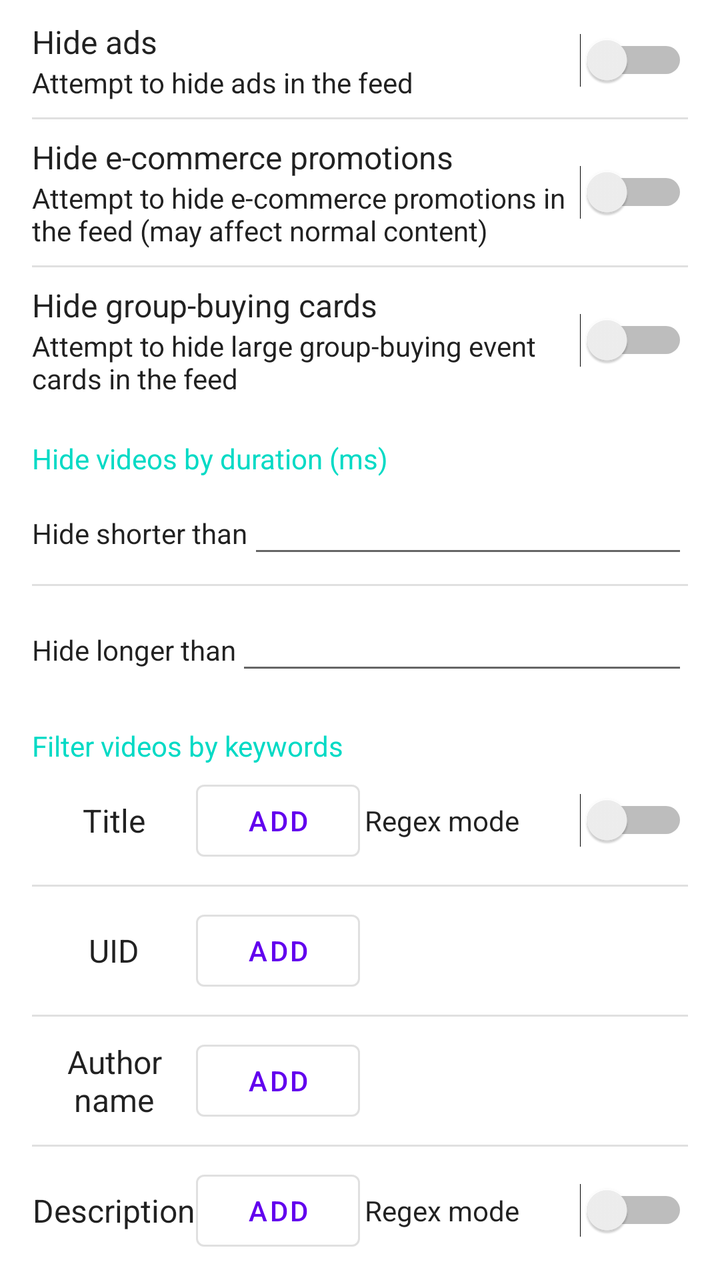
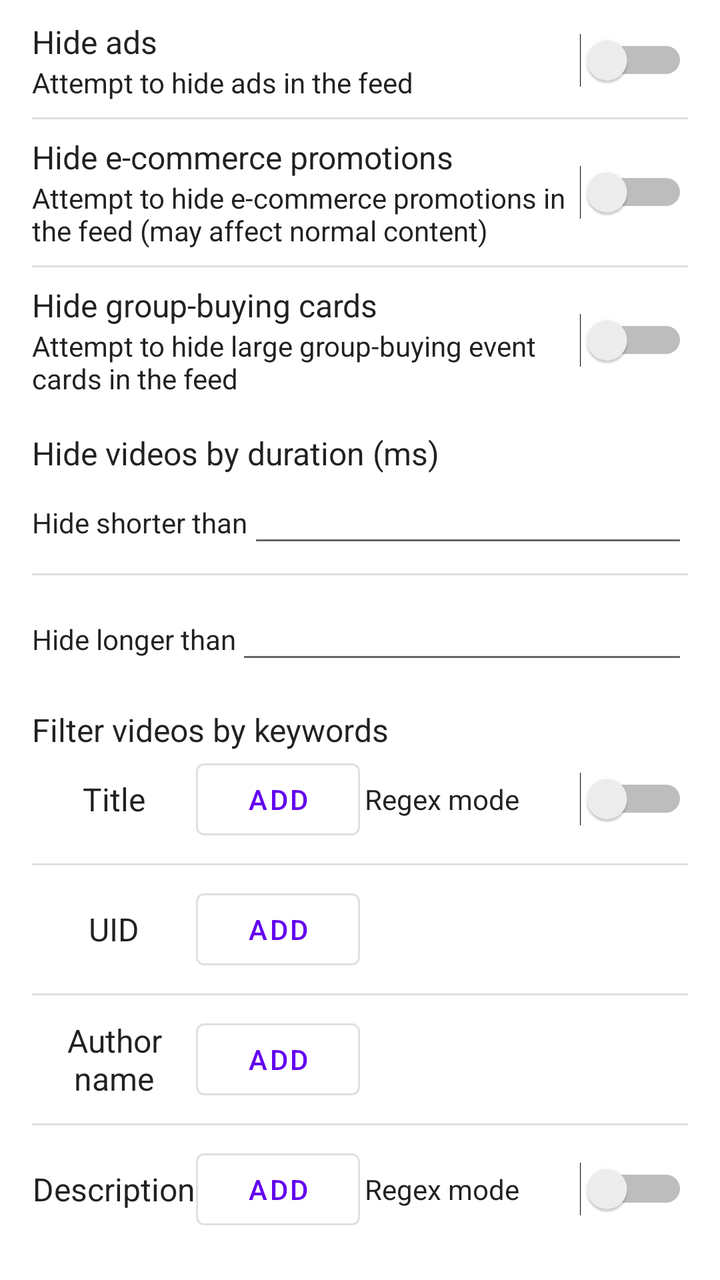

An Android layout rendered at two revisions. The XML below is the earlier revision; the diff shows what the commit changed to produce the second picture.
<!-- AndroidManifest.xml: application theme Theme.DouyinEnhancer -->
<!-- res/layout/recommended_feed_filter_dialog.xml -->
<?xml version="1.0" encoding="utf-8"?>
<ScrollView xmlns:android="http://schemas.android.com/apk/res/android"
    android:layout_width="match_parent"
    android:layout_height="match_parent">

    <LinearLayout
        android:layout_width="match_parent"
        android:layout_height="wrap_content"
        android:orientation="vertical"
        android:paddingStart="16dp"
        android:paddingEnd="16dp"
        android:paddingTop="10dp"
        android:paddingBottom="10dp">

        <LinearLayout
            android:layout_width="match_parent"
            android:layout_height="wrap_content"
            android:orientation="horizontal"
            android:background="?android:attr/selectableItemBackground"
            android:gravity="center_vertical">

            <LinearLayout
                android:layout_width="0dp"
                android:layout_height="wrap_content"
                android:layout_weight="1"
                android:orientation="vertical">

                <TextView
                    android:layout_width="match_parent"
                    android:layout_height="wrap_content"
                    android:text="@string/recommended_feed_filter_hide_ad_title"
                    android:textAppearance="?android:attr/textAppearanceListItem" />

                <TextView
                    android:layout_width="match_parent"
                    android:layout_height="wrap_content"
                    android:text="@string/recommended_feed_filter_hide_ad_summary"
                    android:textAppearance="?android:attr/textAppearanceListItemSecondary" />
            </LinearLayout>

            <Switch
                android:id="@+id/switch_hide_ad"
                android:layout_width="wrap_content"
                android:layout_height="wrap_content" />
        </LinearLayout>

        <View
            android:layout_width="match_parent"
            android:layout_height="1dp"
            android:layout_marginTop="8dp"
            android:layout_marginBottom="8dp"
            android:background="?android:attr/listDivider" />

        <LinearLayout
            android:layout_width="match_parent"
            android:layout_height="wrap_content"
            android:orientation="horizontal"
            android:background="?android:attr/selectableItemBackground"
            android:gravity="center_vertical">

            <LinearLayout
                android:layout_width="0dp"
                android:layout_height="wrap_content"
                android:layout_weight="1"
                android:orientation="vertical">

                <TextView
                    android:layout_width="match_parent"
                    android:layout_height="wrap_content"
                    android:text="@string/recommended_feed_filter_hide_ecom_aweme_title"
                    android:textAppearance="?android:attr/textAppearanceListItem" />

                <TextView
                    android:layout_width="match_parent"
                    android:layout_height="wrap_content"
                    android:text="@string/recommended_feed_filter_hide_ecom_aweme_summary"
                    android:textAppearance="?android:attr/textAppearanceListItemSecondary" />
            </LinearLayout>

            <Switch
                android:id="@+id/switch_hide_ecom_aweme"
                android:layout_width="wrap_content"
                android:layout_height="wrap_content" />
        </LinearLayout>

        <View
            android:layout_width="match_parent"
            android:layout_height="1dp"
            android:layout_marginTop="8dp"
            android:layout_marginBottom="8dp"
            android:background="?android:attr/listDivider" />

        <LinearLayout
            android:layout_width="match_parent"
            android:layout_height="wrap_content"
            android:orientation="horizontal"
            android:background="?android:attr/selectableItemBackground"
            android:gravity="center_vertical">

            <LinearLayout
                android:layout_width="0dp"
                android:layout_height="wrap_content"
                android:layout_weight="1"
                android:orientation="vertical">

                <TextView
                    android:layout_width="match_parent"
                    android:layout_height="wrap_content"
                    android:text="@string/recommended_feed_filter_hide_groupon_large_card_title"
                    android:textAppearance="?android:attr/textAppearanceListItem" />

                <TextView
                    android:layout_width="match_parent"
                    android:layout_height="wrap_content"
                    android:text="@string/recommended_feed_filter_hide_groupon_large_card_summary"
                    android:textAppearance="?android:attr/textAppearanceListItemSecondary" />
            </LinearLayout>

            <Switch
                android:id="@+id/switch_hide_groupon_large_card"
                android:layout_width="wrap_content"
                android:layout_height="wrap_content" />
        </LinearLayout>

        <View
            android:layout_width="match_parent"
            android:layout_height="1dp"
            android:layout_marginTop="8dp"
            android:layout_marginBottom="8dp" />

        <TextView
            android:layout_width="match_parent"
            android:layout_height="wrap_content"
            android:text="@string/recommended_feed_filter_hide_by_duration_title"
            android:textAppearance="?android:attr/textAppearanceListItemSecondary"
            android:textColor="?attr/colorAccent"
            android:paddingTop="4dp"
            android:paddingBottom="4dp" />

        <LinearLayout
            android:layout_width="match_parent"
            android:layout_height="match_parent"
            android:orientation="horizontal"
            android:background="?android:attr/selectableItemBackground">

            <TextView
                android:layout_width="wrap_content"
                android:layout_height="wrap_content"
                android:text="@string/recommended_feed_filter_hide_by_short_duration"
                android:textAppearance="?android:attr/textAppearanceListItemSecondary" />

            <EditText
                android:id="@+id/edit_short_duration"
                android:layout_width="match_parent"
                android:layout_height="wrap_content"
                android:inputType="number" />
        </LinearLayout>

        <View
            android:layout_width="match_parent"
            android:layout_height="1dp"
            android:layout_marginTop="8dp"
            android:layout_marginBottom="8dp"
            android:background="?android:attr/listDivider" />

        <LinearLayout
            android:layout_width="match_parent"
            android:layout_height="match_parent"
            android:orientation="horizontal"
            android:background="?android:attr/selectableItemBackground">

            <TextView
                android:layout_width="wrap_content"
                android:layout_height="wrap_content"
                android:text="@string/recommended_feed_filter_hide_by_long_duration"
                android:textAppearance="?android:attr/textAppearanceListItemSecondary" />

            <EditText
                android:id="@+id/edit_long_duration"
                android:layout_width="match_parent"
                android:layout_height="wrap_content"
                android:inputType="number" />
        </LinearLayout>

        <View
            android:layout_width="match_parent"
            android:layout_height="1dp"
            android:layout_marginTop="8dp"
            android:layout_marginBottom="8dp" />

        <TextView
            android:layout_width="match_parent"
            android:layout_height="wrap_content"
            android:text="@string/recommended_feed_filter_keywords_title"
            android:textAppearance="?android:attr/textAppearanceListItemSecondary"
            android:textColor="?attr/colorAccent"
            android:paddingTop="4dp"
            android:paddingBottom="4dp" />

        <LinearLayout
            android:layout_width="match_parent"
            android:layout_height="wrap_content"
            android:orientation="vertical">

            <LinearLayout
                android:layout_width="match_parent"
                android:layout_height="wrap_content"
                android:orientation="horizontal"
                android:gravity="center_vertical"
                android:background="?android:attr/selectableItemBackground">

                <TextView
                    android:layout_width="0dp"
                    android:layout_height="wrap_content"
                    android:layout_weight="1"
                    android:gravity="center"
                    android:text="@string/recommended_feed_filter_group_title"
                    android:textAppearance="?android:attr/textAppearanceListItem" />

                <Button
                    android:id="@+id/btn_add_title"
                    android:layout_width="0dp"
                    android:layout_height="wrap_content"
                    android:layout_weight="1"
                    android:text="@string/add"
                    style="?attr/materialButtonOutlinedStyle" />

                <TextView
                    android:layout_width="0dp"
                    android:layout_height="wrap_content"
                    android:layout_weight="1"
                    android:gravity="center"
                    android:text="@string/regex_mode"
                    android:textAppearance="?android:attr/textAppearanceListItemSecondary" />

                <Switch
                    android:id="@+id/switch_title_regex"
                    android:layout_width="0dp"
                    android:layout_height="wrap_content"
                    android:layout_weight="1"
                    android:gravity="center" />
            </LinearLayout>

            <LinearLayout
                android:id="@+id/group_aweme_title"
                android:layout_width="match_parent"
                android:layout_height="wrap_content"
                android:orientation="vertical" />
        </LinearLayout>

        <View
            android:layout_width="match_parent"
            android:layout_height="1dp"
            android:layout_marginTop="8dp"
            android:layout_marginBottom="8dp"
            android:background="?android:attr/listDivider" />

        <LinearLayout
            android:layout_width="match_parent"
            android:layout_height="wrap_content"
            android:orientation="vertical">

            <LinearLayout
                android:layout_width="match_parent"
                android:layout_height="wrap_content"
                android:background="?android:attr/selectableItemBackground"
                android:gravity="center_vertical"
                android:orientation="horizontal">

                <TextView
                    android:layout_width="0dp"
                    android:layout_height="wrap_content"
                    android:layout_weight="1"
                    android:gravity="center"
                    android:text="@string/recommended_feed_filter_group_uid"
                    android:textAppearance="?android:attr/textAppearanceListItem" />

                <Button
                    android:id="@+id/btn_add_uid"
                    android:layout_width="0dp"
                    android:layout_height="wrap_content"
                    android:layout_weight="1"
                    android:text="@string/add"
                    style="?attr/materialButtonOutlinedStyle" />

                <View
                    android:layout_width="0dp"
                    android:layout_height="0dp"
                    android:layout_weight="2" />
            </LinearLayout>

            <LinearLayout
                android:id="@+id/group_author_uid"
                android:layout_width="match_parent"
                android:layout_height="wrap_content"
                android:orientation="vertical" />
        </LinearLayout>

        <View
            android:layout_width="match_parent"
            android:layout_height="1dp"
            android:layout_marginTop="8dp"
            android:layout_marginBottom="8dp"
            android:background="?android:attr/listDivider" />

        <LinearLayout
            android:layout_width="match_parent"
            android:layout_height="wrap_content"
            android:orientation="vertical">

            <LinearLayout
                android:layout_width="match_parent"
                android:layout_height="wrap_content"
                android:orientation="horizontal"
                android:gravity="center_vertical"
                android:background="?android:attr/selectableItemBackground">

                <TextView
                    android:layout_width="0dp"
                    android:layout_height="wrap_content"
                    android:layout_weight="1"
                    android:gravity="center"
                    android:text="@string/recommended_feed_filter_group_author_nickname"
                    android:textAppearance="?android:attr/textAppearanceListItem" />

                <Button
                    android:id="@+id/btn_add_author_nickname"
                    android:layout_width="0dp"
                    android:layout_height="wrap_content"
                    android:layout_weight="1"
                    android:text="@string/add"
                    style="?attr/materialButtonOutlinedStyle" />

                <View
                    android:layout_width="0dp"
                    android:layout_height="0dp"
                    android:layout_weight="2" />
            </LinearLayout>

            <LinearLayout
                android:id="@+id/group_author_nickname"
                android:layout_width="match_parent"
                android:layout_height="wrap_content"
                android:orientation="vertical" />
        </LinearLayout>

        <View
            android:layout_width="match_parent"
            android:layout_height="1dp"
            android:layout_marginTop="8dp"
            android:layout_marginBottom="8dp"
            android:background="?android:attr/listDivider" />

        <LinearLayout
            android:layout_width="match_parent"
            android:layout_height="wrap_content"
            android:orientation="vertical">

            <LinearLayout
                android:layout_width="match_parent"
                android:layout_height="wrap_content"
                android:orientation="horizontal"
                android:gravity="center_vertical"
                android:background="?android:attr/selectableItemBackground">

                <TextView
                    android:layout_width="0dp"
                    android:layout_height="wrap_content"
                    android:layout_weight="1"
                    android:gravity="center"
                    android:text="@string/recommended_feed_filter_group_desc"
                    android:textAppearance="?android:attr/textAppearanceListItem" />

                <Button
                    android:id="@+id/btn_add_desc"
                    android:layout_width="0dp"
                    android:layout_height="wrap_content"
                    android:layout_weight="1"
                    android:text="@string/add"
                    style="?attr/materialButtonOutlinedStyle" />

                <TextView
                    android:layout_width="0dp"
                    android:layout_height="wrap_content"
                    android:layout_weight="1"
                    android:gravity="center"
                    android:text="@string/regex_mode"
                    android:textAppearance="?android:attr/textAppearanceListItemSecondary" />

                <Switch
                    android:id="@+id/switch_desc_regex"
                    android:layout_width="0dp"
                    android:layout_height="wrap_content"
                    android:layout_weight="1"
                    android:gravity="center" />
            </LinearLayout>

            <LinearLayout
                android:id="@+id/group_aweme_desc"
                android:layout_width="match_parent"
                android:layout_height="wrap_content"
                android:orientation="vertical" />
        </LinearLayout>

    </LinearLayout>
</ScrollView>
<!-- resources referenced by this layout -->
<resources>
  <string name="add">Add</string>
  <string name="recommended_feed_filter_group_author_nickname">Author name</string>
  <string name="recommended_feed_filter_group_desc">Description</string>
  <string name="recommended_feed_filter_group_title">Title</string>
  <string name="recommended_feed_filter_group_uid">UID</string>
  <string name="recommended_feed_filter_hide_ad_summary">Attempt to hide ads in the feed</string>
  <string name="recommended_feed_filter_hide_ad_title">Hide ads</string>
  <string name="recommended_feed_filter_hide_by_duration_title">Hide videos by duration (ms)</string>
  <string name="recommended_feed_filter_hide_by_long_duration">Hide longer than</string>
  <string name="recommended_feed_filter_hide_by_short_duration">Hide shorter than</string>
  <string name="recommended_feed_filter_hide_ecom_aweme_summary">Attempt to hide e-commerce promotions in the feed (may affect normal content)</string>
  <string name="recommended_feed_filter_hide_ecom_aweme_title">Hide e-commerce promotions</string>
  <string name="recommended_feed_filter_hide_groupon_large_card_summary">Attempt to hide large group-buying event cards in the feed</string>
  <string name="recommended_feed_filter_hide_groupon_large_card_title">Hide group-buying cards</string>
  <string name="recommended_feed_filter_keywords_title">Filter videos by keywords</string>
  <string name="regex_mode">Regex mode</string>
  <style name="Theme.DouyinEnhancer" parent="Theme.MaterialComponents.DayNight.DarkActionBar">
          
          <item name="colorPrimary">@color/purple_500</item>
          <item name="colorPrimaryVariant">@color/purple_700</item>
          <item name="colorOnPrimary">@color/white</item>
          
          <item name="colorSecondary">@color/teal_200</item>
          <item name="colorSecondaryVariant">@color/teal_700</item>
          <item name="colorOnSecondary">@color/black</item>
          
          <item name="android:statusBarColor">?attr/colorPrimaryVariant</item>
          
      </style>
  <color name="purple_500">#FF6200EE</color>
  <color name="purple_700">#FF3700B3</color>
  <color name="white">#FFFFFFFF</color>
  <color name="teal_200">#FF03DAC5</color>
  <color name="teal_700">#FF018786</color>
  <color name="black">#FF000000</color>
</resources>

<!-- the commit's change to res/layout/recommended_feed_filter_dialog.xml (unified diff, before → after) -->
@@ -132,10 +132,7 @@
             android:layout_width="match_parent"
             android:layout_height="wrap_content"
             android:text="@string/recommended_feed_filter_hide_by_duration_title"
-            android:textAppearance="?android:attr/textAppearanceListItemSecondary"
-            android:textColor="?attr/colorAccent"
-            android:paddingTop="4dp"
-            android:paddingBottom="4dp" />
+            android:textAppearance="?android:attr/textAppearanceListItem" />
 
         <LinearLayout
             android:layout_width="match_parent"
@@ -192,10 +189,7 @@
             android:layout_width="match_parent"
             android:layout_height="wrap_content"
             android:text="@string/recommended_feed_filter_keywords_title"
-            android:textAppearance="?android:attr/textAppearanceListItemSecondary"
-            android:textColor="?attr/colorAccent"
-            android:paddingTop="4dp"
-            android:paddingBottom="4dp" />
+            android:textAppearance="?android:attr/textAppearanceListItem" />
 
         <LinearLayout
             android:layout_width="match_parent"
